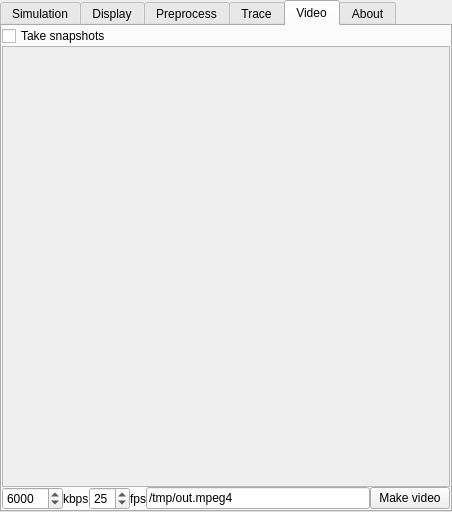
First picture: the form in gui/qt4/controller.ui, repository Azeko2xo/woodem, before the edit.
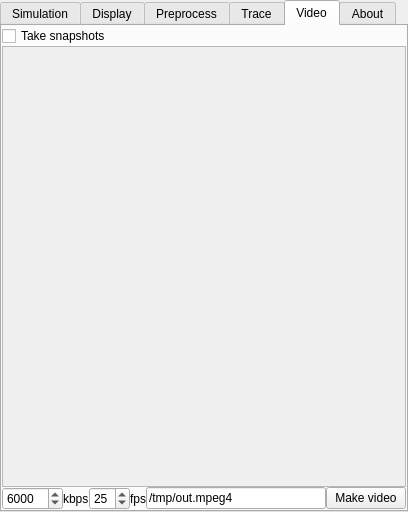
Second picture: the form after the edit. The open tabs and pages were chosen to show the change. Icons and pictures are not drawn.

```diff
--- a/gui/qt4/controller.ui
+++ b/gui/qt4/controller.ui
@@ -6,7 +6,7 @@
    <rect>
     <x>0</x>
     <y>0</y>
-    <width>452</width>
+    <width>408</width>
     <height>512</height>
    </rect>
   </property>
@@ -886,8 +886,8 @@
              <rect>
               <x>0</x>
               <y>0</y>
-              <width>444</width>
-              <height>414</height>
+              <width>400</width>
+              <height>416</height>
              </rect>
             </property>
            </widget>
```
Left out of the diff: 8 changed lines with no effect on the pictures.
